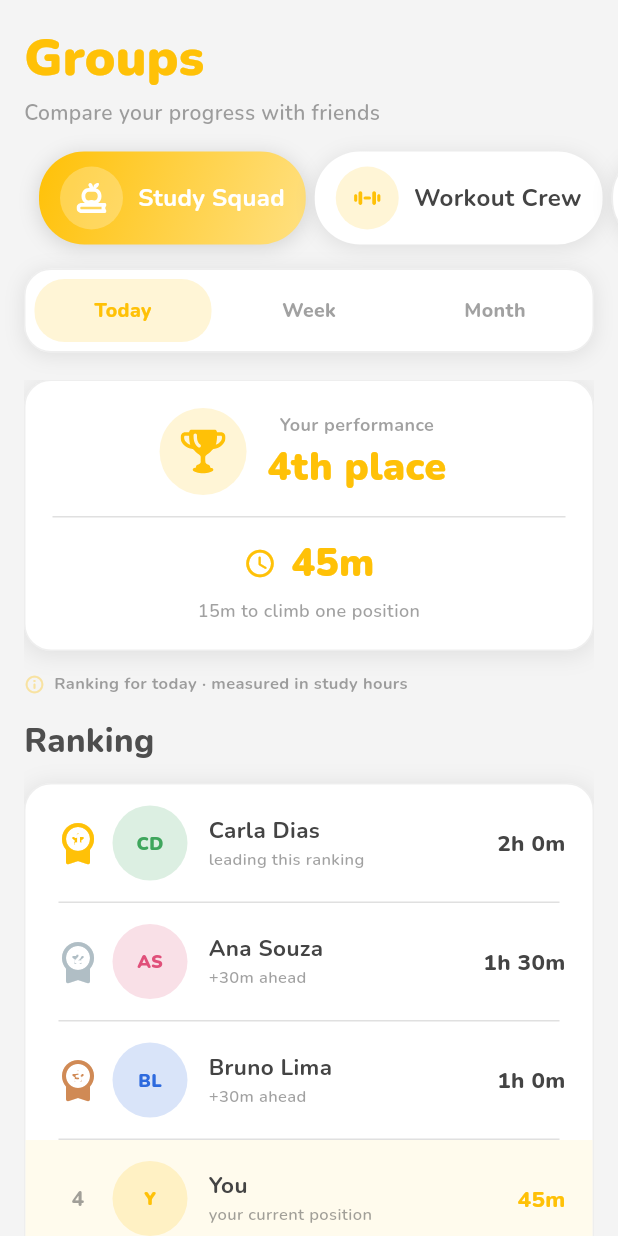
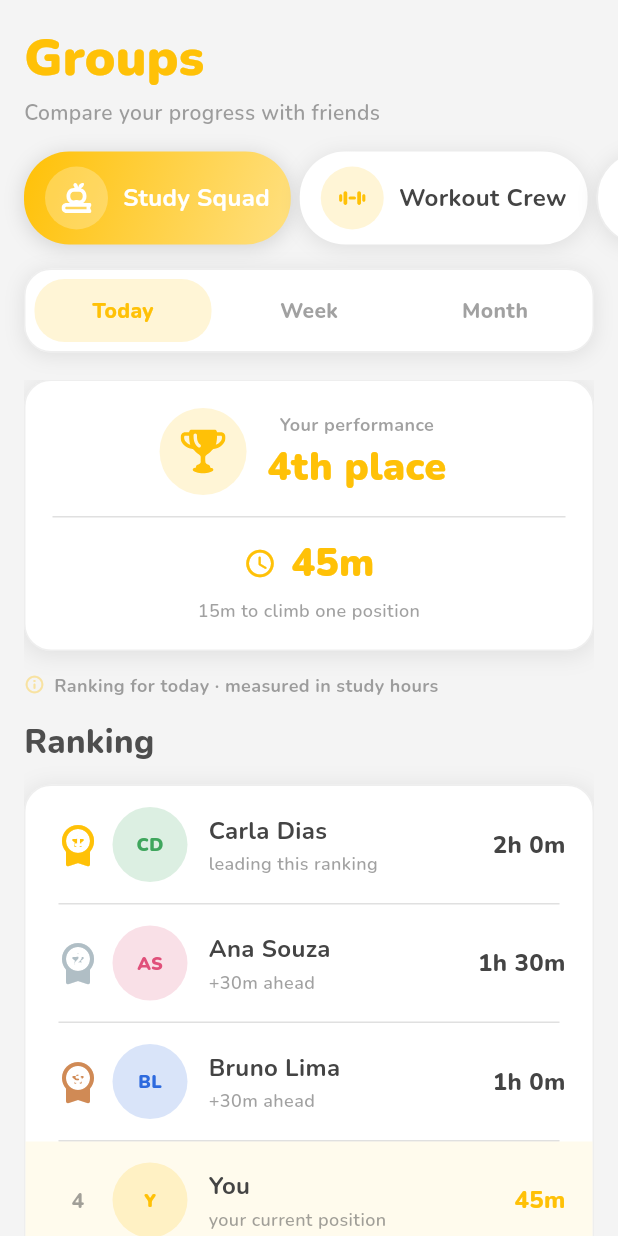
Before and after one commit to JoaoVJorge/helpout, a Flutter app: the GroupsPage screen opened by its route, on a phone screen of 412 x 824 dp. Run offline on Flutter 3.47's test engine with Material 3 defaults, Android fonts, the light colour scheme and no system bars; our stand-ins replace dartz, dio, equatable, flutter_dotenv, flutter_local_notifications, flutter_secure_storage and 4 more; accounts and stored records are empty; statements that could not run were skipped.

Commit message:
fix: keep group list in sync after edit and standardize leaderboard fonts
onTapCreateGroup now updates the existing group in place instead of always appending, avoiding duplicates when a group is edited. Also fixes generic toNamed usage, trims group_selector padding, and rounds leaderboard/period-selector font sizes to the shared even scale using theme/group_colors.dart medal colors.

```diff
--- a/lib/presentation/groups/groups_page.dart
+++ b/lib/presentation/groups/groups_page.dart
@@ -129,7 +129,6 @@ class GroupsPage extends StatelessWidget {
                           overflow: TextOverflow.ellipsis,
                           style: context.textStyles.bodySmall.copyWith(
                             color: context.colorTokens.textHint,
-                            fontSize: 11,
                             fontWeight: FontWeight.w700,
                           ),
                         ),
--- a/lib/presentation/groups/widgets/group_selector.dart
+++ b/lib/presentation/groups/widgets/group_selector.dart
@@ -32,7 +32,7 @@ class GroupSelector extends StatelessWidget {
         scrollDirection: Axis.horizontal,
         clipBehavior: Clip.none,
         child: Padding(
-          padding: const EdgeInsets.symmetric(horizontal: 10, vertical: 10),
+          padding: const EdgeInsets.symmetric(vertical: 10),
           child: Row(
             children: [
               for (int index = 0; index < groups.length; index++) ...[
--- a/lib/presentation/groups/widgets/leaderboard_tile.dart
+++ b/lib/presentation/groups/widgets/leaderboard_tile.dart
@@ -5,6 +5,7 @@ import "package:help_out/core/domain/enums/group_theme_type.dart";
 import "package:help_out/core/utils/extensions/context_extensions.dart";
 import "package:help_out/presentation/groups/group_leaderboard_formatters.dart";
 import "package:help_out/presentation/groups/widgets/group_member_avatar.dart";
+import "package:help_out/theme/group_colors.dart";
 
 class LeaderboardTile extends StatelessWidget {
   const LeaderboardTile({
@@ -23,12 +24,6 @@ class LeaderboardTile extends StatelessWidget {
   final int value;
   final bool isCurrentUser;
   final int? differenceToPrevious;
-
-  static const List<Color> _medalColors = [
-    Color(0xFFFFC107),
-    Color(0xFFB0BEC5),
-    Color(0xFFD08A55),
-  ];
 
   @override
   Widget build(BuildContext context) {
@@ -62,7 +57,7 @@ class LeaderboardTile extends StatelessWidget {
                   member.name,
                   maxLines: 1,
                   overflow: TextOverflow.ellipsis,
-                  style: context.textStyles.bodyLarge.copyWith(fontSize: 15),
+                  style: context.textStyles.bodyLarge,
                 ),
                 const Gap(2),
                 Text(
@@ -73,7 +68,6 @@ class LeaderboardTile extends StatelessWidget {
                   overflow: TextOverflow.ellipsis,
                   style: context.textStyles.bodySmall.copyWith(
                     color: context.colorTokens.textHint,
-                    fontSize: 11,
                     fontWeight: FontWeight.w600,
                   ),
                 ),
@@ -89,7 +83,6 @@ class LeaderboardTile extends StatelessWidget {
               color: isCurrentUser
                   ? context.colorTokens.primary
                   : context.colorTokens.textBody,
-              fontSize: 15,
               fontWeight: FontWeight.w800,
             ),
           ),
@@ -125,7 +118,7 @@ class _RankMarker extends StatelessWidget {
             Icon(
               Icons.workspace_premium_rounded,
               size: 32,
-              color: LeaderboardTile._medalColors[rank - 1],
+              color: LeaderboardMedalColors.byRank(rank),
             ),
             Padding(
               padding: const EdgeInsets.only(bottom: 4),
--- a/lib/presentation/groups/widgets/period_selector.dart
+++ b/lib/presentation/groups/widgets/period_selector.dart
@@ -87,7 +87,7 @@ class _PeriodSegment extends StatelessWidget {
           color: isSelected
               ? context.colorTokens.primary
               : context.colorTokens.textHint,
-          fontSize: 13,
+          fontSize: 14,
           fontWeight: FontWeight.w800,
         ),
       ),
```
Also changed, not shown: lib/presentation/groups/groups_controller.dart (+12 -3 lines).
